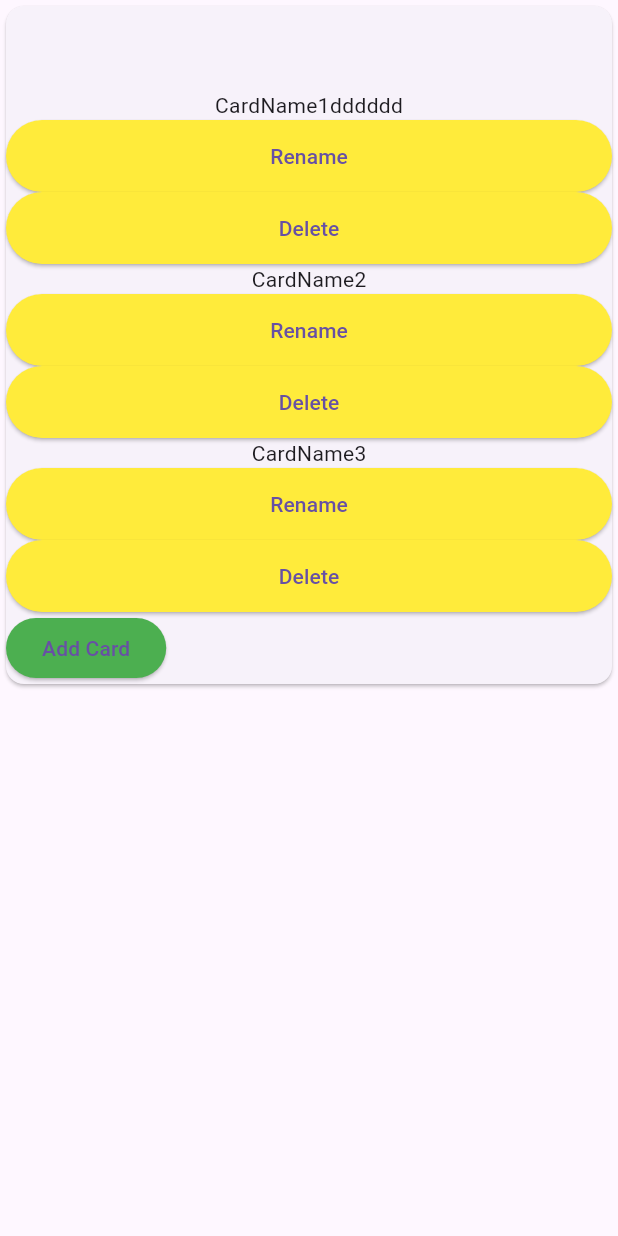
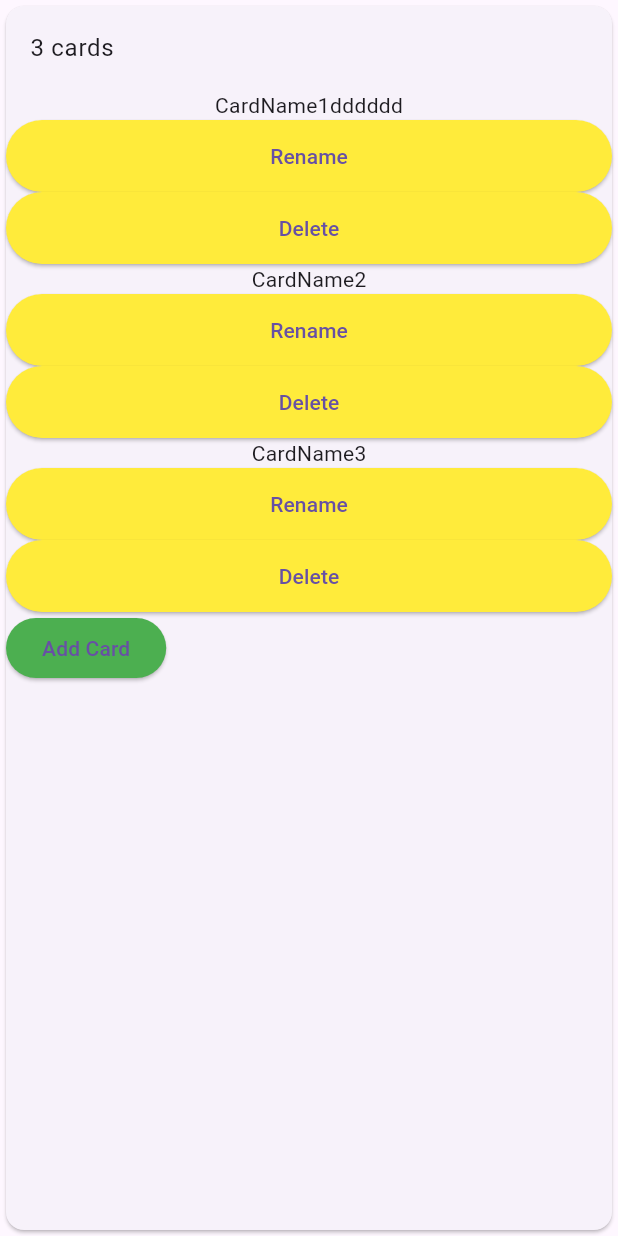
Before and after one commit to antoinelabard/TrellTech, a Flutter app: the ListWidget widget shown alone on an empty page, opened directly with empty values, on a phone screen of 412 x 824 dp. Run offline on Flutter 3.47's test engine with Material 3 defaults, Android fonts, the phone set to English and light mode, and no system bars; our stand-ins replace carousel_slider.

Commit message:
(front) make the list of cards scrollable to show all cards and avoir overflow

```diff
--- a/trelltech/lib/widgets/ListWidget.dart
+++ b/trelltech/lib/widgets/ListWidget.dart
@@ -1,10 +1,13 @@
-import 'package:flutter/cupertino.dart';
 import 'package:flutter/material.dart';
 import 'package:trelltech/widgets/CardWidget.dart';
 
 import '../data/Repository.dart';
 import '../data/entities/CardEntity.dart';
 import '../data/entities/ListEntity.dart';
+
+/*
+create a list of CardWidget that can expand vertically to fit the content
+ */
 
 class ListWidget extends StatelessWidget {
   final ListEntity listEntity;
@@ -21,20 +24,23 @@ class ListWidget extends StatelessWidget {
         } else if (cardSnapshot.hasError) {
           return Text('Erreur de chargement des cartes');
         } else {
-          return Expanded(
-            child: Card(
+          return Card(
             child: Column(
               crossAxisAlignment: CrossAxisAlignment.start,
-                mainAxisSize: MainAxisSize.min,
+              mainAxisSize: MainAxisSize.max,
               children: [
                 ListTile(
-                    title: Text(listEntity.name!),
-                  ),
-                  Column(
-                    children: cardSnapshot.data?.map((card) {
-                          return CardWidget(cardEntity: card);
-                        }).toList() ??
-                        [],
+                    title: Text(listEntity.name! +
+                        cardSnapshot.data!.length.toString() +
+                        " cards")),
+                Flexible(
+                  fit: FlexFit.loose,
+                  child: ListView.builder(
+                      itemCount: cardSnapshot.data?.length ?? 0,
+                      shrinkWrap: true,
+                      // physics: NeverScrollableScrollPhysics(),
+                      itemBuilder: (context, index) =>
+                          CardWidget(cardEntity: cardSnapshot.data![index])),
                 ),
                 ElevatedButton(
                   onPressed: () {
@@ -47,7 +53,6 @@ class ListWidget extends StatelessWidget {
                 ),
               ],
             ),
-            ),
           );
         }
       },
```
Lines whose indentation alone changed are shown as unchanged.
